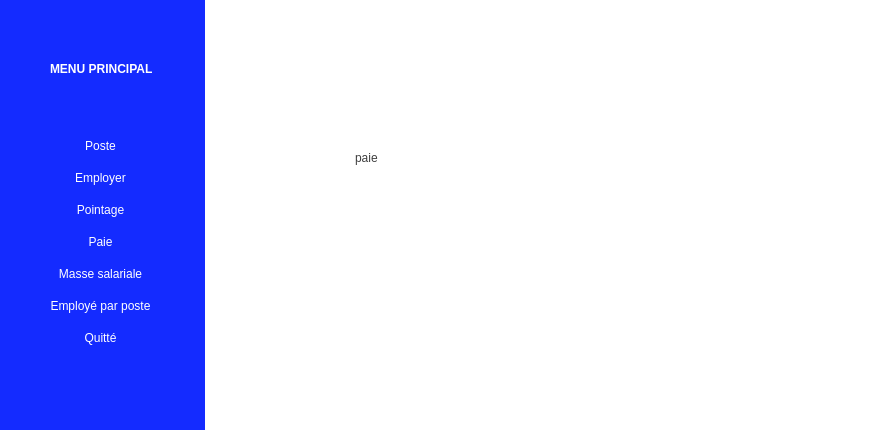
This is ui/mainwindow.ui in eliphanio/Gestion-d-employer-et-de-paie as Qt 5 draws it before an edit. The edited form follows.
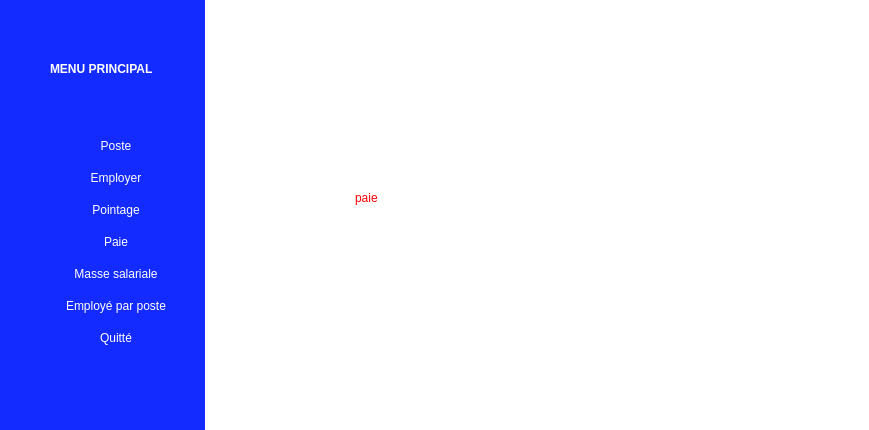
This is the edited form. The open tabs and pages were chosen to show the change. Icons and pictures are not drawn.

What changed in the file:
```diff
--- a/ui/mainwindow.ui
+++ b/ui/mainwindow.ui
@@ -70,7 +70,7 @@
          <rect>
           <x>10</x>
           <y>10</y>
-          <width>181</width>
+          <width>212</width>
           <height>341</height>
          </rect>
         </property>
@@ -79,6 +79,7 @@
           <widget class="QLabel" name="label">
            <property name="font">
             <font>
+             <weight>75</weight>
              <italic>false</italic>
              <bold>true</bold>
              <underline>false</underline>
@@ -223,7 +224,7 @@
         <property name="geometry">
          <rect>
           <x>0</x>
-          <y>0</y>
+          <y>40</y>
           <width>661</width>
           <height>441</height>
          </rect>
@@ -645,6 +646,9 @@
             <height>16</height>
            </rect>
           </property>
+          <property name="styleSheet">
+           <string notr="true">color:red;</string>
+          </property>
           <property name="text">
            <string>paie</string>
           </property>
```
Left out of the diff: 42 changed lines with no effect on the pictures.
